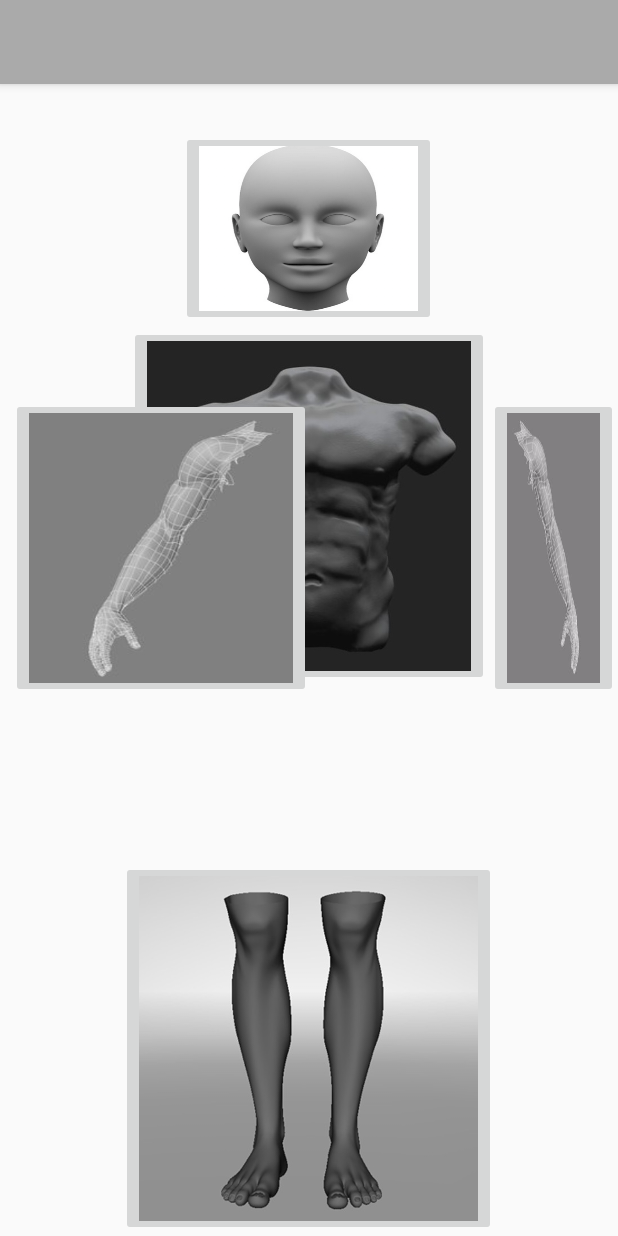
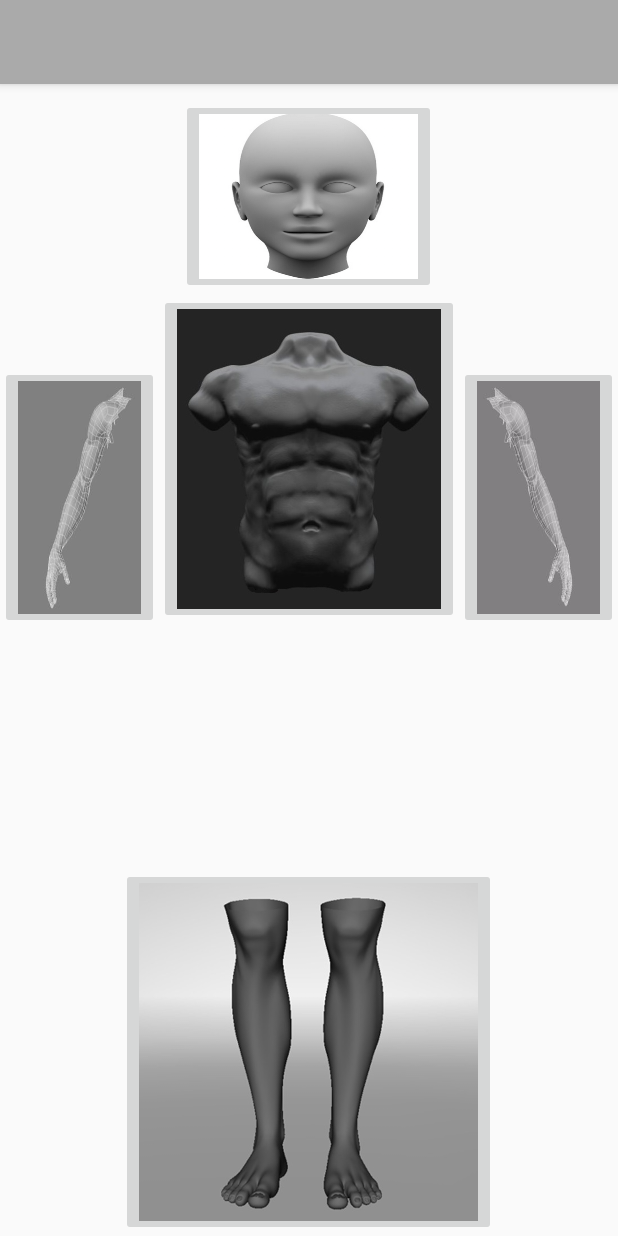
Before and after one commit to novatorem/ERA-Emergency-Response-Aid, an Android app: the layout clickable_layout.xml on its own in the app's theme, with its tools: preview values and no code run, on a phone screen of 412 x 824 dp. Run offline under Robolectric (Android 15) with nearby library versions, the phone set to English and light mode, and no system bars.

Commit message:
fixed the size of the clickable images in clickable_layout

```diff
--- a/ERA/app/src/main/res/layout/clickable_layout.xml
+++ b/ERA/app/src/main/res/layout/clickable_layout.xml
@@ -21,7 +21,7 @@
         android:layout_height="130dp"
 
         android:layout_gravity="center"
-        android:layout_marginTop="31dp"
+        android:layout_marginTop="10dp"
         android:layout_weight="0.96"
         android:adjustViewBounds="true"
         android:scaleType="fitXY"
@@ -32,8 +32,8 @@
 
     <ImageButton
         android:id="@+id/torso"
-        android:layout_width="240dp"
-        android:layout_height="240dp"
+        android:layout_width="200dp"
+        android:layout_height="220dp"
         android:layout_below="@+id/head"
         android:layout_centerHorizontal="true"
         android:layout_gravity="center"
@@ -45,47 +45,45 @@
 
     <ImageButton
         android:id="@+id/left_arm"
-        android:layout_width="200dp"
-        android:layout_height="200dp"
+        android:layout_width="120dp"
+        android:layout_height="175dp"
+        android:layout_alignTop="@+id/torso"
         android:layout_gravity="center"
+        android:layout_marginTop="48dp"
+        android:layout_toLeftOf="@+id/torso"
+        android:layout_toStartOf="@+id/torso"
         android:layout_weight="1.68"
         android:adjustViewBounds="true"
         android:scaleType="fitXY"
         android:src="@drawable/left_arm"
-        android:visibility="visible"
-        android:layout_marginTop="48dp"
-        android:layout_marginLeft="7dp"
-        android:layout_marginStart="7dp"
-        android:layout_alignTop="@+id/torso"
-        android:layout_alignParentLeft="true"
-        android:layout_alignParentStart="true" />
+        android:visibility="visible" />
 
     <ImageButton
         android:id="@+id/right_arm"
-        android:layout_width="200dp"
-        android:layout_height="200dp"
+        android:layout_width="120dp"
+        android:layout_height="175dp"
+        android:layout_alignTop="@+id/left_arm"
         android:layout_gravity="center"
+        android:layout_toEndOf="@+id/torso"
+        android:layout_toRightOf="@+id/torso"
         android:layout_weight="1.68"
         android:adjustViewBounds="true"
         android:scaleType="fitXY"
         android:src="@drawable/right_arm"
-        android:visibility="visible"
-        android:layout_alignTop="@+id/left_arm"
-        android:layout_toRightOf="@+id/torso"
-        android:layout_toEndOf="@+id/torso" />
+        android:visibility="visible" />
 
     <ImageButton
         android:id="@+id/legs"
         android:layout_width="250dp"
-        android:layout_height="250dp"
+        android:layout_height="245dp"
+        android:layout_alignParentBottom="true"
+        android:layout_centerHorizontal="true"
         android:layout_gravity="center"
         android:layout_weight="1.68"
         android:adjustViewBounds="true"
         android:scaleType="fitXY"
         android:src="@drawable/legs"
-        android:visibility="visible"
-        android:layout_alignParentBottom="true"
-        android:layout_centerHorizontal="true" />
+        android:visibility="visible" />
 
 
 </RelativeLayout>
--- a/ERA/app/src/main/res/values/colors.xml
+++ b/ERA/app/src/main/res/values/colors.xml
@@ -1,6 +1,6 @@
 <?xml version="1.0" encoding="utf-8"?>
 <resources>
     <color name="colorPrimary">#3F51B5</color>
-    <color name="colorPrimaryDark">#303F9F</color>
-    <color name="colorAccent">#FF4081</color>
+    <color name="colorPrimaryDark">#0d23b2</color>
+    <color name="colorAccent">#3bf18d</color>
 </resources>
```
Also changed, not shown: 1 other file.
